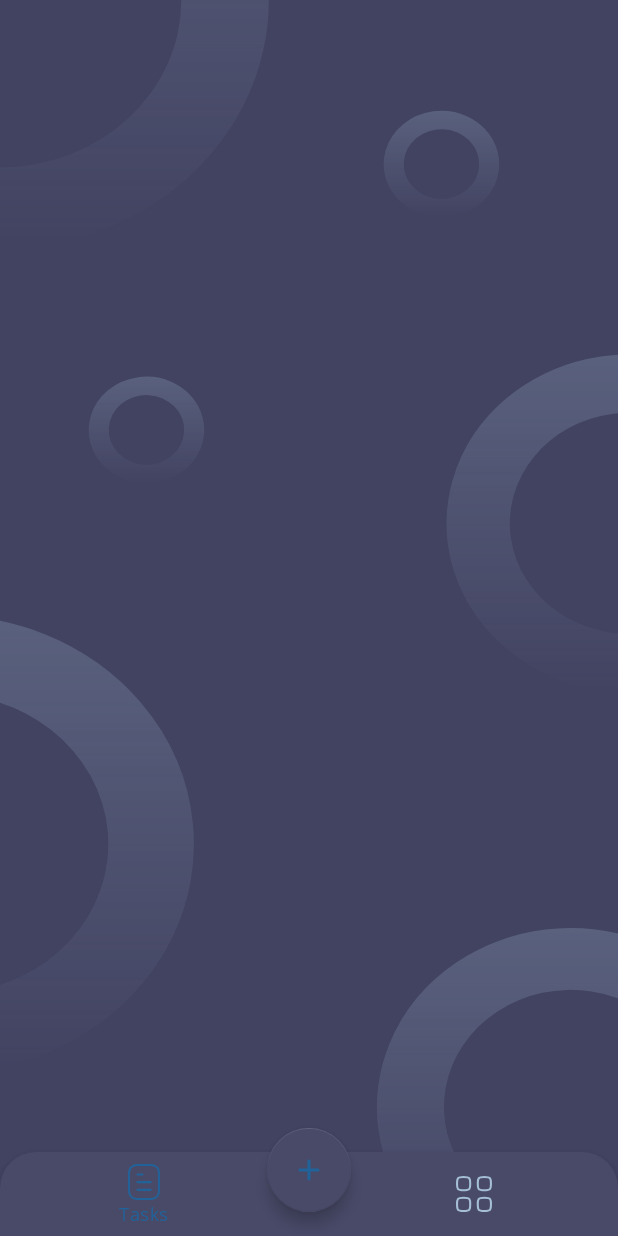
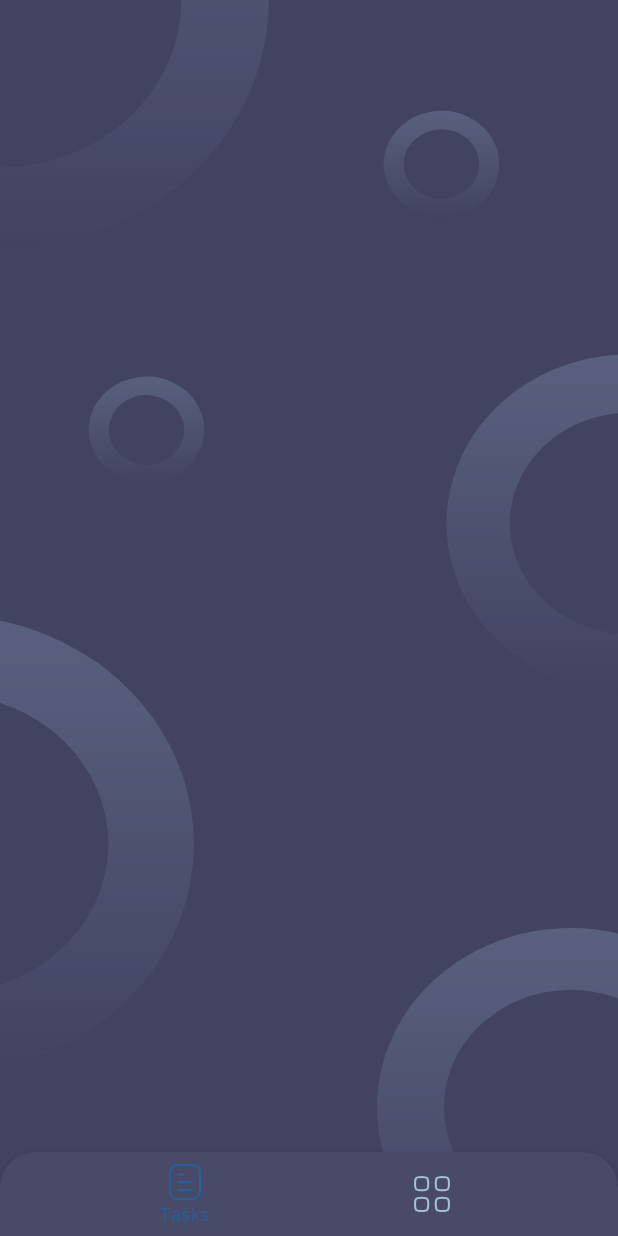
Before and after one commit to HosseinMirzaei47/goharan, an Android app: the screen it shows after launch (MainActivity), on a phone screen of 412 x 824 dp. Run offline under Robolectric (Android 15) with nearby library versions, the phone set to English and light mode, and no system bars; our stand-ins replace Dagger/Hilt's generated code, data binding, sdp/ssp sizes; libraries missing offline, so code that uses them is left out: com.part.livetaskcore; 10 statements that could not run were skipped.

Commit message:
#3 - Remove Action Bar
- Removed custom action bar from activity_main.xml

```diff
--- a/app/src/main/java/com/carpet/goharshad/MainActivity.kt
+++ b/app/src/main/java/com/carpet/goharshad/MainActivity.kt
@@ -7,7 +7,6 @@ import androidx.appcompat.app.AppCompatActivity
 import androidx.databinding.DataBindingUtil
 import androidx.lifecycle.LiveData
 import androidx.navigation.NavController
-import androidx.navigation.ui.setupActionBarWithNavController
 import com.carpet.goharshad.databinding.ActivityMainBinding
 import com.carpet.goharshad.ui.utils.setupWithNavController
 import dagger.hilt.android.AndroidEntryPoint
@@ -29,21 +28,9 @@ class MainActivity : AppCompatActivity() {
             vm = viewModel
         }
 
-        setSupportActionBar(binding.mainToolbar)
-
         if (savedInstanceState == null) {
             setupBottomNavigationBar()
         }
-    }
-
-    private fun restartActivity() {
-        finish()
-        /*val pendingIntent = NavDeepLinkBuilder(this)
-            .setGraph(R.navigation.profile_graph)
-            .setDestination(R.id.settingsFragment)
-            .createPendingIntent()
-        pendingIntent.send()*/
-        overridePendingTransition(android.R.anim.fade_in, android.R.anim.fade_out)
     }
 
     override fun attachBaseContext(newBase: Context?) {
@@ -64,9 +51,6 @@ class MainActivity : AppCompatActivity() {
             intent = intent
         )
 
-        controller.observe(this) {
-            setupActionBarWithNavController(it)
-        }
         currentNavController = controller
     }
 
--- a/app/src/main/res/layout/activity_main.xml
+++ b/app/src/main/res/layout/activity_main.xml
@@ -18,21 +18,6 @@
             android:layout_width="match_parent"
             android:layout_height="match_parent"
             android:orientation="vertical">
-
-            <androidx.cardview.widget.CardView
-                android:layout_width="match_parent"
-                android:layout_height="wrap_content"
-                android:layout_gravity="top"
-                android:visibility="gone">
-
-                <com.google.android.material.appbar.MaterialToolbar
-                    android:id="@+id/main_toolbar"
-                    android:layout_width="match_parent"
-                    android:layout_height="wrap_content"
-                    android:background="@color/gs_color_surface"
-                    app:titleTextColor="@color/global_text_color" />
-
-            </androidx.cardview.widget.CardView>
 
             <androidx.fragment.app.FragmentContainerView
                 android:id="@+id/nav_host_container"
@@ -67,23 +52,6 @@
 
         </com.google.android.material.bottomappbar.BottomAppBar>
 
-        <com.google.android.material.floatingactionbutton.FloatingActionButton
-            android:id="@+id/fabAddTask"
-            goneUnlessWithAnimation="@{vm.bottomNavIsGone}"
-            onSafeClick="@{vm::openTaskFragment}"
-            android:layout_width="wrap_content"
-            android:layout_height="wrap_content"
-            android:layout_gravity="bottom|center"
-            android:contentDescription="@string/todo"
-            android:src="@drawable/ic_add"
-            app:backgroundTint="@color/gs_color_surface"
-            app:fabSize="normal"
-            app:layout_anchor="@id/bottom_app_bar"
-            app:layout_constraintBottom_toBottomOf="parent"
-            app:layout_constraintRight_toRightOf="parent"
-            app:rippleColor="@color/pastel_blue"
-            app:tint="@color/matisse" />
-
     </androidx.coordinatorlayout.widget.CoordinatorLayout>
 
 </layout>
--- a/app/src/main/res/menu/bottom_nav.xml
+++ b/app/src/main/res/menu/bottom_nav.xml
@@ -6,10 +6,6 @@
         android:title="@string/bottom_nav_title_tasks" />
 
     <item
-        android:id="@+id/placeholder"
-        android:enabled="false"
-        android:title="" />
-    <item
         android:id="@+id/profile_graph"
         android:icon="@drawable/ic_category"
         android:title="@string/profile" />
```
